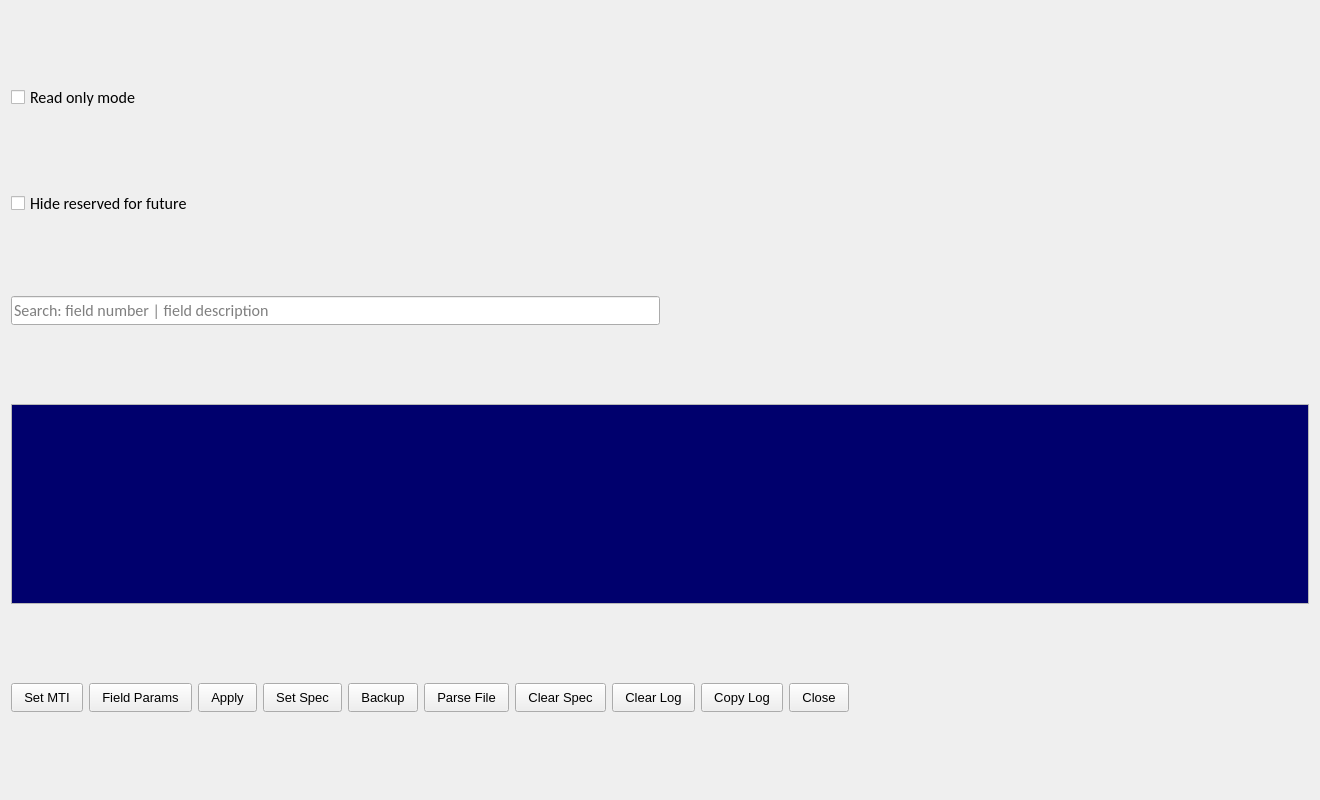
FedorIvanov37/signal, file common/gui/forms/spec.ui: the form before one commit.
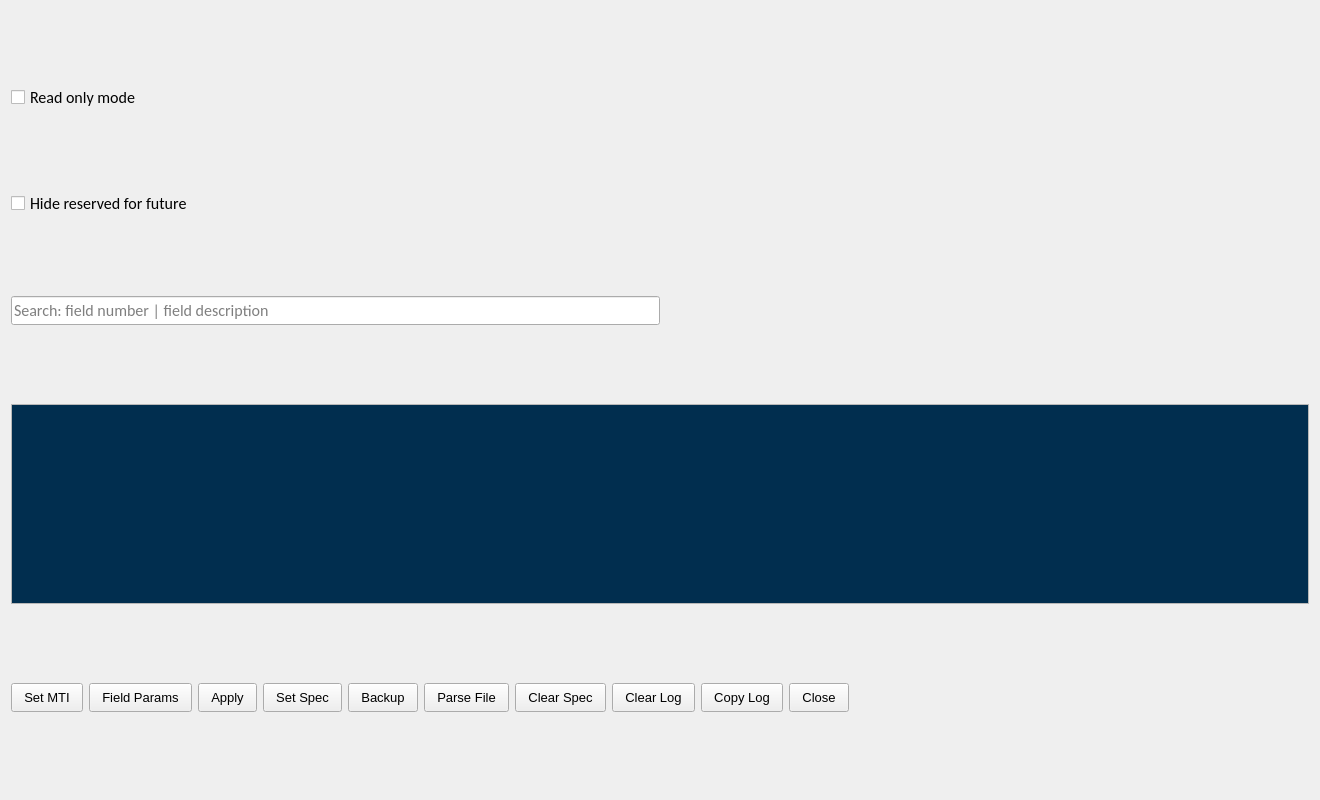
The form after the commit.

Diff of the .ui file:
```diff
--- a/common/gui/forms/spec.ui
+++ b/common/gui/forms/spec.ui
@@ -141,9 +141,9 @@
         <colorrole role="Base">
          <brush brushstyle="SolidPattern">
           <color alpha="255">
-           <red>0</red>
-           <green>0</green>
-           <blue>109</blue>
+           <red>1</red>
+           <green>46</green>
+           <blue>79</blue>
           </color>
          </brush>
         </colorrole>
@@ -161,9 +161,9 @@
         <colorrole role="Base">
          <brush brushstyle="SolidPattern">
           <color alpha="255">
-           <red>0</red>
-           <green>0</green>
-           <blue>109</blue>
+           <red>1</red>
+           <green>46</green>
+           <blue>79</blue>
           </color>
          </brush>
         </colorrole>
```
